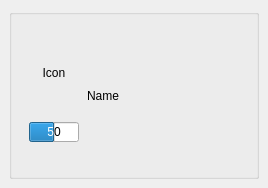
Before: the Qt Designer form tools/character_search/ui/accessory_widget.ui in Wseop/Qt_LoaTools, drawn with Qt 5.
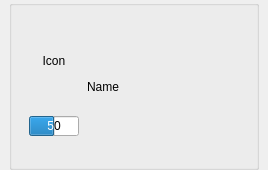
After: the same form once the commit is applied.

Patch:
```diff
--- a/tools/character_search/ui/accessory_widget.ui
+++ b/tools/character_search/ui/accessory_widget.ui
@@ -7,19 +7,19 @@
     <x>0</x>
     <y>0</y>
     <width>268</width>
-    <height>188</height>
+    <height>170</height>
    </rect>
   </property>
   <property name="minimumSize">
    <size>
     <width>268</width>
-    <height>188</height>
+    <height>170</height>
    </size>
   </property>
   <property name="maximumSize">
    <size>
     <width>268</width>
-    <height>188</height>
+    <height>170</height>
    </size>
   </property>
   <property name="windowTitle">
@@ -33,13 +33,13 @@
     <number>9</number>
    </property>
    <property name="topMargin">
-    <number>9</number>
+    <number>0</number>
    </property>
    <property name="rightMargin">
     <number>9</number>
    </property>
    <property name="bottomMargin">
-    <number>9</number>
+    <number>0</number>
    </property>
    <item>
     <widget class="QGroupBox" name="groupAccessory">
@@ -62,6 +62,12 @@
       <property name="spacing">
        <number>0</number>
       </property>
+      <property name="topMargin">
+       <number>0</number>
+      </property>
+      <property name="bottomMargin">
+       <number>0</number>
+      </property>
       <item>
        <layout class="QVBoxLayout" name="vLayoutLeft">
         <property name="spacing">
```
